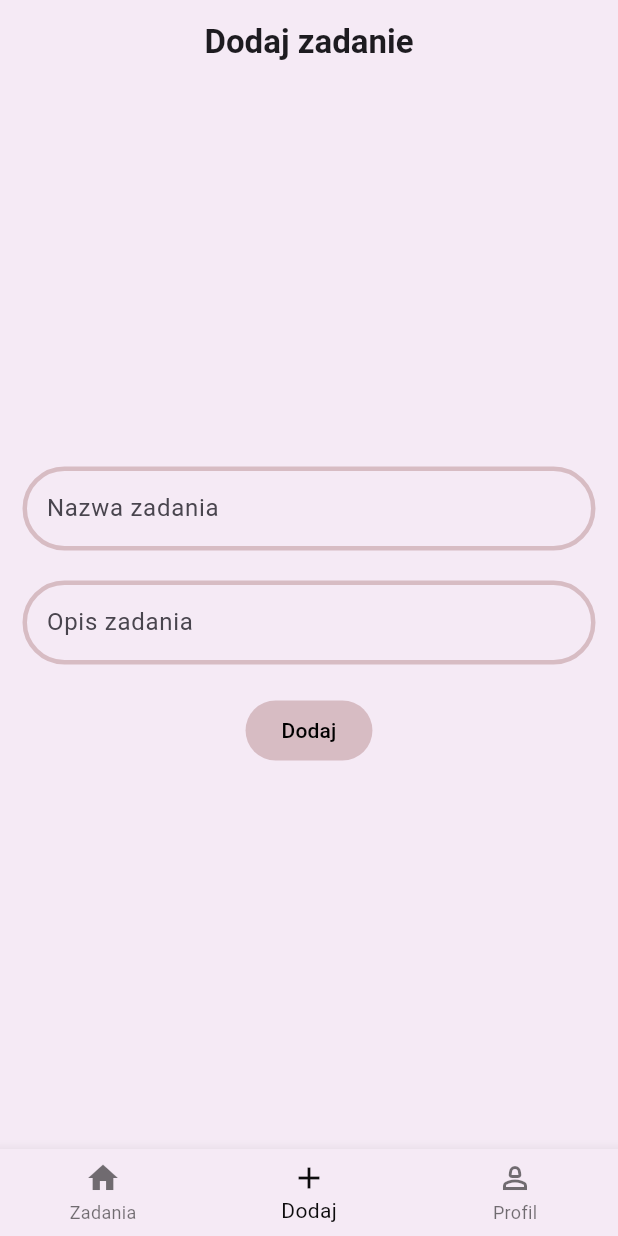
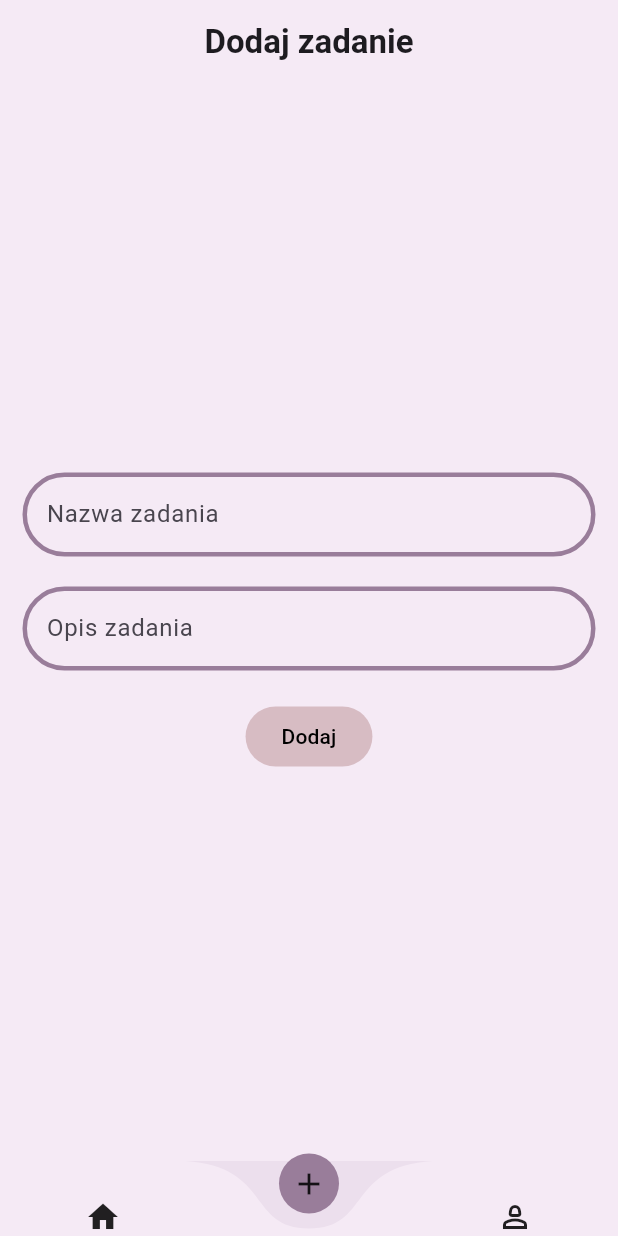
Before and after one commit to damianfaron/tasklist, a Flutter app: the screen it shows after launch, item 2 of the bottom bar chosen, on a phone screen of 412 x 824 dp. Run offline on Flutter 3.47's test engine with Material 2 defaults, Android fonts, the phone set to English and light mode, and no system bars; drawn by our look-alikes of curved_navigation_bar; our stand-ins replace bloc, cloud_firestore, firebase_core, flutter_bloc; accounts and stored records are empty.

Commit message:
change NaviButton

```diff
--- a/lib/app/features/add_page_content/add_page.dart
+++ b/lib/app/features/add_page_content/add_page.dart
@@ -38,7 +38,7 @@ class _AddPageContentState extends State<AddPageContent> {
               enabledBorder: OutlineInputBorder(
                 borderSide: const BorderSide(
                   width: 3,
-                  color: AppColors.lineColor,
+                  color: AppColors.navColor2,
                 ),
                 borderRadius: BorderRadius.circular(30),
               ),
@@ -59,7 +59,7 @@ class _AddPageContentState extends State<AddPageContent> {
               enabledBorder: OutlineInputBorder(
                 borderSide: const BorderSide(
                   width: 3,
-                  color: AppColors.lineColor,
+                  color: AppColors.navColor2,
                 ),
                 borderRadius: BorderRadius.circular(30),
               ),
--- a/lib/app/features/presentation/colors/app_colors.dart
+++ b/lib/app/features/presentation/colors/app_colors.dart
@@ -7,4 +7,5 @@ class AppColors {
   static const Color navColor2 = Color.fromARGB(255, 153, 125, 154);
   static const Color lineColor = Color.fromARGB(80, 150, 87, 87);
   static const Color redColor = Colors.red;
+  static const Color navColor3 = Color.fromARGB(70, 214, 194, 216);
 }
--- a/lib/app/home/home_page.dart
+++ b/lib/app/home/home_page.dart
@@ -1,3 +1,4 @@
+import 'package:curved_navigation_bar/curved_navigation_bar.dart';
 import 'package:flutter/material.dart';
 import 'package:flutter_bloc/flutter_bloc.dart';
 import 'package:tasklist/app/features/add_page_content/add_page.dart';
@@ -52,45 +53,51 @@ class _HomePageState extends State<HomePage> {
       ),
       body: BlocProvider(
         create: (context) => AddCubit(),
-        child: Builder(builder: (context) {
+        child: Builder(
+          builder: (context) {
             if (currentIndex == 1) {
-            return AddPageContent(onSave: () {
-              setState(() {
+              return AddPageContent(
+                onSave: () {
+                  setState(
+                    () {
                       currentIndex = 0;
-              });
-            });
+                    },
+                  );
+                },
+              );
             }
             if (currentIndex == 2) {
               return const UserPageContent();
             }
             return const TaskPageContent();
-        }),
+          },
         ),
-      bottomNavigationBar: BottomNavigationBar(
-        //wyłączanie kreski nad przyciskiem
-        // elevation: 0.0,
-        backgroundColor: AppColors.mainColor,
-        currentIndex: currentIndex,
-        onTap: (newValue) {
-          setState(() {
-            currentIndex = newValue;
-          });
+      ),
+      bottomNavigationBar: CurvedNavigationBar(
+        backgroundColor: AppColors.navColor3,
+        buttonBackgroundColor: AppColors.navColor2,
+        color: AppColors.mainColor,
+        height: 50,
+        items: const [
+          Icon(
+            Icons.home,
+          ),
+          Icon(
+            Icons.add,
+          ),
+          Icon(
+            Icons.person_2_outlined,
+          ),
+        ],
+        animationDuration: const Duration(milliseconds: 200),
+        index: currentIndex,
+        onTap: (newIndex) {
+          setState(
+            () {
+              currentIndex = newIndex;
             },
-        items: const [
-          BottomNavigationBarItem(
-            icon: Icon(Icons.home),
-            label: 'Zadania',
-          ),
-          BottomNavigationBarItem(
-            icon: Icon(Icons.add),
-            label: 'Dodaj',
-          ),
-          BottomNavigationBarItem(
-            icon: Icon(Icons.person_2_outlined),
-            label: 'Profil',
-          )
-        ],
-        selectedItemColor: AppColors.blackColor,
+          );
+        },
       ),
     );
   }
--- a/pubspec.yaml
+++ b/pubspec.yaml
@@ -38,6 +38,7 @@ dependencies:
   firebase_core: ^2.15.0
   cloud_firestore: ^4.8.3
   flutter_bloc: ^8.1.3
+  curved_navigation_bar: ^1.0.3
 
 dev_dependencies:
   flutter_test:
```
Also changed, not shown: pubspec.lock. Lines whose indentation alone changed are shown as unchanged.
